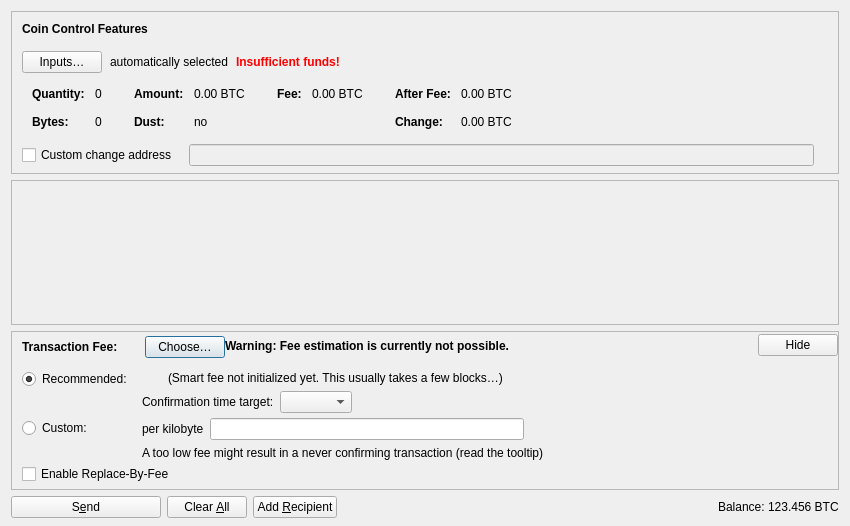
First picture: the form in src/qt/forms/sendcoinsdialog.ui, repository Chres-SC/bitcoin, before the edit.
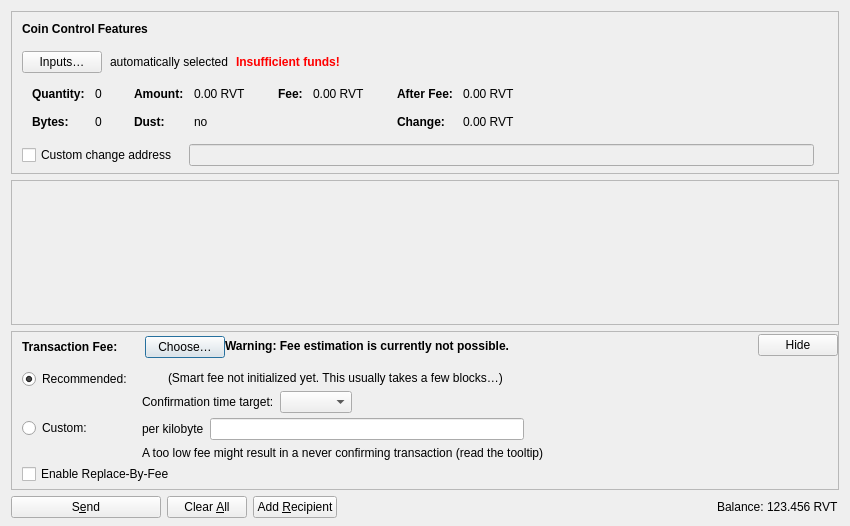
Second picture: the form after the edit. Icons and pictures are not drawn. Custom widgets are drawn as their Qt base class.

```diff
--- a/src/qt/forms/sendcoinsdialog.ui
+++ b/src/qt/forms/sendcoinsdialog.ui
@@ -324,7 +324,7 @@
                   <enum>Qt::ActionsContextMenu</enum>
                  </property>
                  <property name="text">
-                  <string notr="true">0.00 BTC</string>
+                  <string notr="true">0.00 RVT</string>
                  </property>
                  <property name="textInteractionFlags">
                   <set>Qt::LinksAccessibleByMouse|Qt::TextSelectableByKeyboard|Qt::TextSelectableByMouse</set>
@@ -404,7 +404,7 @@
                   <enum>Qt::ActionsContextMenu</enum>
                  </property>
                  <property name="text">
-                  <string notr="true">0.00 BTC</string>
+                  <string notr="true">0.00 RVT</string>
                  </property>
                  <property name="textInteractionFlags">
                   <set>Qt::LinksAccessibleByMouse|Qt::TextSelectableByKeyboard|Qt::TextSelectableByMouse</set>
@@ -455,7 +455,7 @@
                   <enum>Qt::ActionsContextMenu</enum>
                  </property>
                  <property name="text">
-                  <string notr="true">0.00 BTC</string>
+                  <string notr="true">0.00 RVT</string>
                  </property>
                  <property name="textInteractionFlags">
                   <set>Qt::LinksAccessibleByMouse|Qt::TextSelectableByKeyboard|Qt::TextSelectableByMouse</set>
@@ -484,7 +484,7 @@
                   <enum>Qt::ActionsContextMenu</enum>
                  </property>
                  <property name="text">
-                  <string notr="true">0.00 BTC</string>
+                  <string notr="true">0.00 RVT</string>
                  </property>
                  <property name="textInteractionFlags">
                   <set>Qt::LinksAccessibleByMouse|Qt::TextSelectableByKeyboard|Qt::TextSelectableByMouse</set>
@@ -1214,7 +1214,7 @@
           <cursorShape>IBeamCursor</cursorShape>
          </property>
          <property name="text">
-          <string notr="true">123.456 BTC</string>
+          <string notr="true">123.456 RVT</string>
          </property>
          <property name="textInteractionFlags">
           <set>Qt::LinksAccessibleByMouse|Qt::TextSelectableByKeyboard|Qt::TextSelectableByMouse</set>
```
